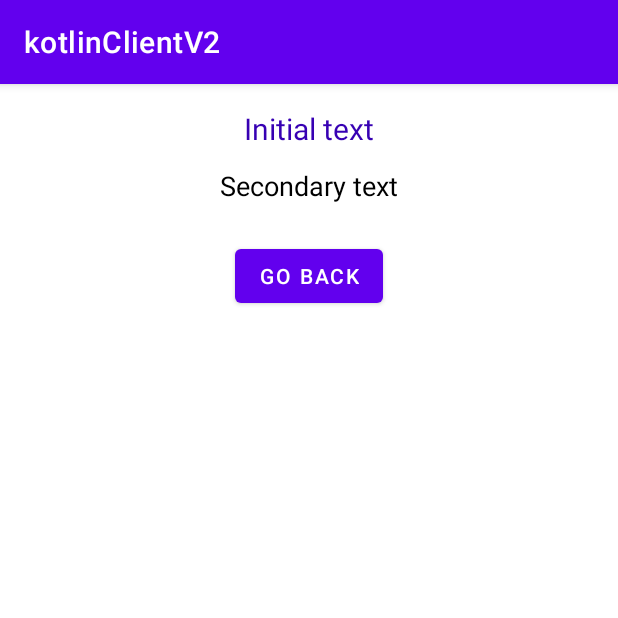
After one commit to Ricardo55010/KotlinClientV2, an Android app: the fragment SettingsFragment shown on its own in the app's theme, on a phone screen of 412 x 824 dp, the top half of it. The commit adds this screen. Run offline under Robolectric (Android 15) with nearby library versions, the phone set to English and light mode, and no system bars.

Commit message:
add: adding new fragment, it only requires, new view, new viewmodel, new xml for said model , new fragment in mobile_navigation.xml and another item in activity_main_drawer.xml to access it

```diff
--- a/app/build.gradle.kts
+++ b/app/build.gradle.kts
@@ -48,6 +48,8 @@ dependencies {
     implementation(libs.androidx.lifecycle.viewmodel.ktx)
     implementation(libs.androidx.navigation.fragment.ktx)
     implementation(libs.androidx.navigation.ui.ktx)
+    implementation(libs.androidx.legacy.support.v4)
+    implementation(libs.androidx.fragment.ktx)
     testImplementation(libs.junit)
     androidTestImplementation(libs.androidx.junit)
     androidTestImplementation(libs.androidx.espresso.core)
--- a/app/src/main/java/com/example/kotlinclientv2/MainActivity.kt
+++ b/app/src/main/java/com/example/kotlinclientv2/MainActivity.kt
@@ -41,6 +41,7 @@ class MainActivity : AppCompatActivity() {
                 R.id.nav_home, R.id.nav_gallery, R.id.nav_slideshow
             ), drawerLayout
         )
+
         setupActionBarWithNavController(navController, appBarConfiguration)
         navView.setupWithNavController(navController)
         binding.appBarMain.fab.setOnClickListener {
--- /dev/null
+++ b/app/src/main/java/com/example/kotlinclientv2/ui/settings/SettingsFragment.kt
@@ -0,0 +1,40 @@
+package com.example.kotlinclientv2.ui.settings
+
+import androidx.fragment.app.viewModels
+import android.os.Bundle
+import androidx.fragment.app.Fragment
+import android.view.LayoutInflater
+import android.view.View
+import android.view.ViewGroup
+import androidx.navigation.fragment.findNavController
+import com.example.kotlinclientv2.R
+import com.example.kotlinclientv2.databinding.FragmentSettingsBinding
+class SettingsFragment : Fragment() {
+    private var _binding: FragmentSettingsBinding? = null
+    private val binding get() = _binding!!
+
+    private val viewModel: SettingsViewModel by viewModels()
+
+    override fun onCreateView(inflater: LayoutInflater, container: ViewGroup?,
+                          savedInstanceState: Bundle?):View {
+        _binding = FragmentSettingsBinding.inflate(inflater, container, false)
+        val root: View = binding.root
+
+
+        viewModel.text.observe(viewLifecycleOwner) { value ->
+            binding.textViewSettings.text = value
+        }
+
+        binding.buttonGoBack.setOnClickListener {
+            findNavController().navigateUp()
+        }
+
+        return root
+    }
+
+    override fun onDestroyView() {
+        super.onDestroyView()
+        _binding = null
+    }
+
+}
--- /dev/null
+++ b/app/src/main/java/com/example/kotlinclientv2/ui/settings/SettingsViewModel.kt
@@ -0,0 +1,23 @@
+package com.example.kotlinclientv2.ui.settings
+
+import androidx.lifecycle.ViewModel
+import androidx.lifecycle.LiveData
+import androidx.lifecycle.MutableLiveData
+class SettingsViewModel : ViewModel() {
+    // Primer LiveData para el TextView principal
+    private val _text = MutableLiveData<String>().apply {
+        value = "Initial text"
+    }
+    val text: LiveData<String> = _text
+
+    private val _secondText = MutableLiveData<String>().apply {
+        value = "Secondary text"
+    }
+    val secondText: LiveData<String> = _secondText
+
+
+    fun updateTexts(main: String, secondary: String) {
+        _text.value = main
+        _secondText.value = secondary
+    }
+}
--- a/app/src/main/res/layout/content_main.xml
+++ b/app/src/main/res/layout/content_main.xml
@@ -16,5 +16,5 @@
         app:layout_constraintLeft_toLeftOf="parent"
         app:layout_constraintRight_toRightOf="parent"
         app:layout_constraintTop_toTopOf="parent"
-        app:navGraph="@navigation/mobile_navigation" />
+        app:navGraph="@navigation/mobile_navigation" /> <!--this is the navhostfragment used for the fragments management-->
 </androidx.constraintlayout.widget.ConstraintLayout>
--- /dev/null
+++ b/app/src/main/res/layout/fragment_settings.xml
@@ -0,0 +1,34 @@
+<LinearLayout
+    xmlns:android="http://schemas.android.com/apk/res/android"
+    android:layout_width="match_parent"
+    android:layout_height="match_parent"
+    android:orientation="vertical"
+    android:padding="16dp">
+
+    <TextView
+        android:id="@+id/textViewSettings"
+        android:layout_width="match_parent"
+        android:layout_height="wrap_content"
+        android:text="Initial text"
+        android:textSize="20sp"
+        android:textColor="@color/purple_700"
+        android:textAlignment="center" />
+
+    <TextView
+        android:id="@+id/textViewSecondary"
+        android:layout_width="match_parent"
+        android:layout_height="wrap_content"
+        android:text="Secondary text"
+        android:textSize="18sp"
+        android:textColor="@color/black"
+        android:textAlignment="center"
+        android:layout_marginTop="12dp" />
+
+    <Button
+        android:id="@+id/buttonGoBack"
+        android:layout_width="wrap_content"
+        android:layout_height="wrap_content"
+        android:text="Go back"
+        android:layout_gravity="center_horizontal"
+        android:layout_marginTop="24dp" />
+</LinearLayout>
--- a/app/src/main/res/menu/activity_main_drawer.xml
+++ b/app/src/main/res/menu/activity_main_drawer.xml
@@ -16,5 +16,9 @@
             android:id="@+id/nav_slideshow"
             android:icon="@drawable/ic_menu_slideshow"
             android:title="@string/menu_slideshow" />
+        <item
+            android:id="@+id/nav_settings"
+            android:title="Settings"
+             />
     </group>
 </menu>
--- a/app/src/main/res/navigation/mobile_navigation.xml
+++ b/app/src/main/res/navigation/mobile_navigation.xml
@@ -22,4 +22,10 @@
         android:name="com.example.kotlinclientv2.ui.slideshow.SlideshowFragment"
         android:label="@string/menu_slideshow"
         tools:layout="@layout/fragment_slideshow" />
+
+    <fragment
+        android:id="@+id/nav_settings"
+        android:name="com.example.kotlinclientv2.ui.settings.SettingsFragment"
+        android:label="Settings"
+        tools:layout="@layout/fragment_settings" />
 </navigation>
--- a/gradle/libs.versions.toml
+++ b/gradle/libs.versions.toml
@@ -12,6 +12,8 @@ lifecycleLivedataKtx = "2.9.3"
 lifecycleViewmodelKtx = "2.9.3"
 navigationFragmentKtx = "2.9.4"
 navigationUiKtx = "2.9.4"
+legacySupportV4 = "1.0.0"
+fragmentKtx = "1.5.6"
 
 [libraries]
 androidx-core-ktx = { group = "androidx.core", name = "core-ktx", version.ref = "coreKtx" }
@@ -25,6 +27,8 @@ androidx-lifecycle-livedata-ktx = { group = "androidx.lifecycle", name = "lifecy
 androidx-lifecycle-viewmodel-ktx = { group = "androidx.lifecycle", name = "lifecycle-viewmodel-ktx", version.ref = "lifecycleViewmodelKtx" }
 androidx-navigation-fragment-ktx = { group = "androidx.navigation", name = "navigation-fragment-ktx", version.ref = "navigationFragmentKtx" }
 androidx-navigation-ui-ktx = { group = "androidx.navigation", name = "navigation-ui-ktx", version.ref = "navigationUiKtx" }
+androidx-legacy-support-v4 = { group = "androidx.legacy", name = "legacy-support-v4", version.ref = "legacySupportV4" }
+androidx-fragment-ktx = { group = "androidx.fragment", name = "fragment-ktx", version.ref = "fragmentKtx" }
 
 [plugins]
 android-application = { id = "com.android.application", version.ref = "agp" }
```
